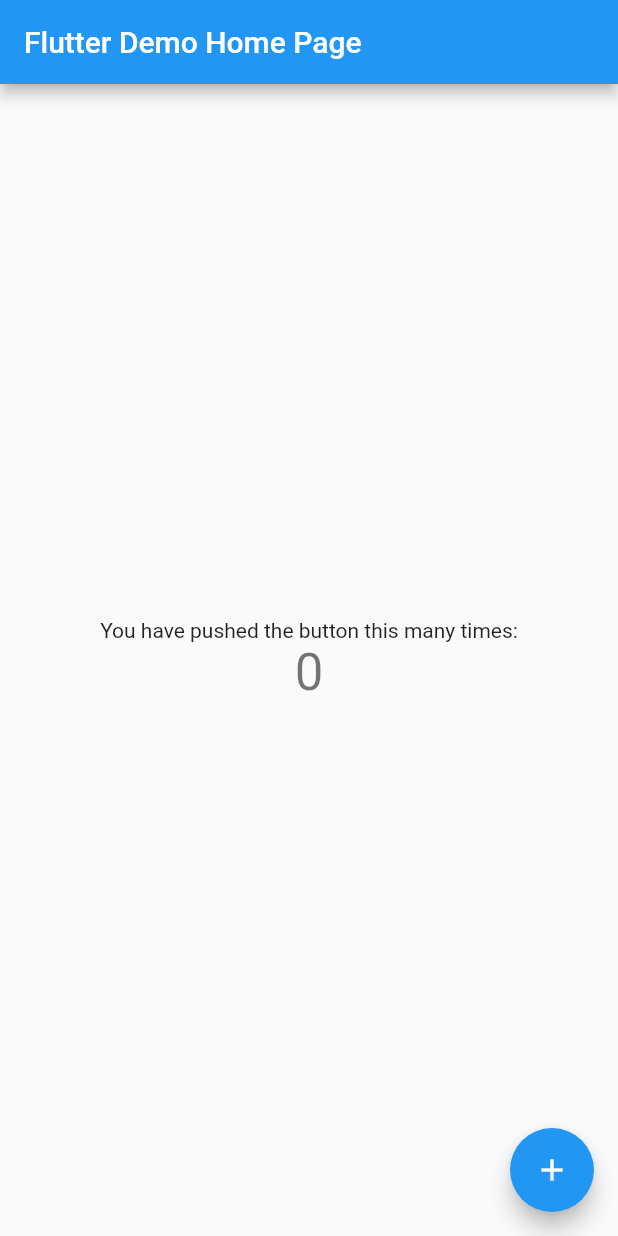
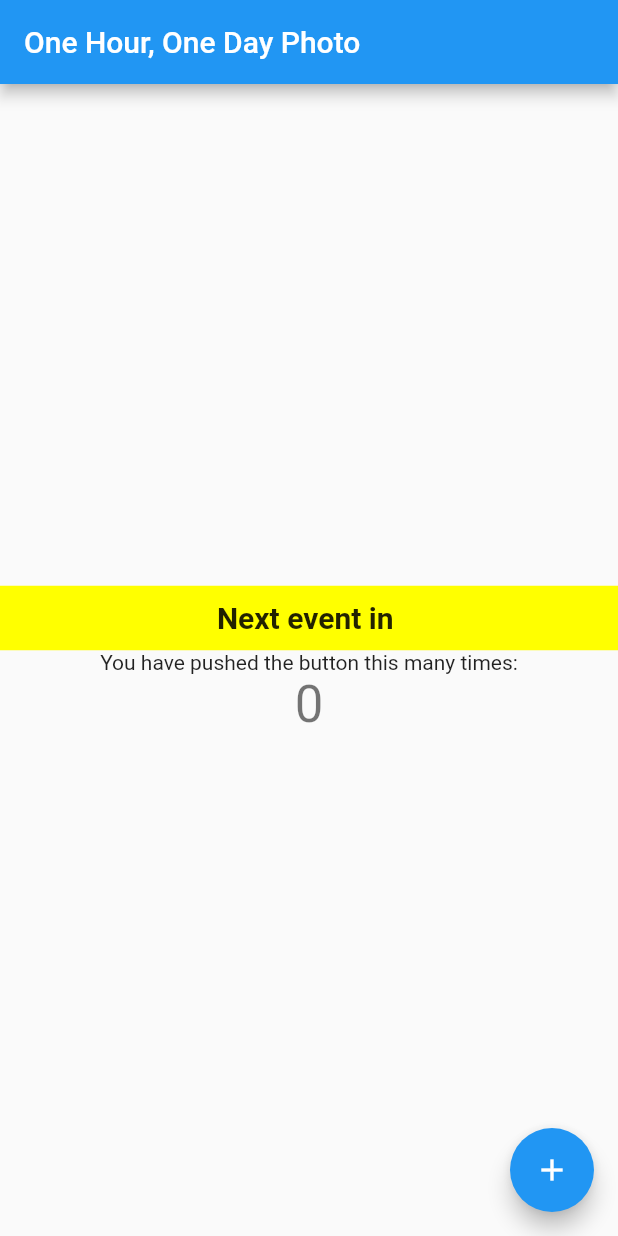
Before and after one commit to enricod/1d1h1photo-flutter, a Flutter app: the screen it shows after launch, on a phone screen of 412 x 824 dp. Run offline on Flutter 3.47's test engine with Material 2 defaults, Android fonts, the phone set to English and light mode, and no system bars.

Commit message:
inizio home page

```diff
--- a/lib/main.dart
+++ b/lib/main.dart
@@ -1,4 +1,5 @@
 import 'package:flutter/material.dart';
+import 'pages/home_page.dart';
 
 void main() => runApp(new MyApp());
 
@@ -19,91 +20,7 @@ class MyApp extends StatelessWidget {
         // counter didn't reset back to zero; the application is not restarted.
         primarySwatch: Colors.blue,
       ),
-      home: new MyHomePage(title: 'Flutter Demo Home Page'),
+      home: new MyHomePage(title: 'One Hour, One Day Photo'),
     );
   }
 }
-
-class MyHomePage extends StatefulWidget {
-  MyHomePage({Key key, this.title}) : super(key: key);
-
-  // This widget is the home page of your application. It is stateful, meaning
-  // that it has a State object (defined below) that contains fields that affect
-  // how it looks.
-
-  // This class is the configuration for the state. It holds the values (in this
-  // case the title) provided by the parent (in this case the App widget) and
-  // used by the build method of the State. Fields in a Widget subclass are
-  // always marked "final".
-
-  final String title;
-
-  @override
-  _MyHomePageState createState() => new _MyHomePageState();
-}
-
-class _MyHomePageState extends State<MyHomePage> {
-  int _counter = 0;
-
-  void _incrementCounter() {
-    setState(() {
-      // This call to setState tells the Flutter framework that something has
-      // changed in this State, which causes it to rerun the build method below
-      // so that the display can reflect the updated values. If we changed
-      // _counter without calling setState(), then the build method would not be
-      // called again, and so nothing would appear to happen.
-      _counter++;
-    });
-  }
-
-  @override
-  Widget build(BuildContext context) {
-    // This method is rerun every time setState is called, for instance as done
-    // by the _incrementCounter method above.
-    //
-    // The Flutter framework has been optimized to make rerunning build methods
-    // fast, so that you can just rebuild anything that needs updating rather
-    // than having to individually change instances of widgets.
-    return new Scaffold(
-      appBar: new AppBar(
-        // Here we take the value from the MyHomePage object that was created by
-        // the App.build method, and use it to set our appbar title.
-        title: new Text(widget.title),
-      ),
-      body: new Center(
-        // Center is a layout widget. It takes a single child and positions it
-        // in the middle of the parent.
-        child: new Column(
-          // Column is also layout widget. It takes a list of children and
-          // arranges them vertically. By default, it sizes itself to fit its
-          // children horizontally, and tries to be as tall as its parent.
-          //
-          // Invoke "debug paint" (press "p" in the console where you ran
-          // "flutter run", or select "Toggle Debug Paint" from the Flutter tool
-          // window in IntelliJ) to see the wireframe for each widget.
-          //
-          // Column has various properties to control how it sizes itself and
-          // how it positions its children. Here we use mainAxisAlignment to
-          // center the children vertically; the main axis here is the vertical
-          // axis because Columns are vertical (the cross axis would be
-          // horizontal).
-          mainAxisAlignment: MainAxisAlignment.center,
-          children: <Widget>[
-            new Text(
-              'You have pushed the button this many times:',
-            ),
-            new Text(
-              '$_counter',
-              style: Theme.of(context).textTheme.display1,
-            ),
-          ],
-        ),
-      ),
-      floatingActionButton: new FloatingActionButton(
-        onPressed: _incrementCounter,
-        tooltip: 'Increment',
-        child: new Icon(Icons.add),
-      ), // This trailing comma makes auto-formatting nicer for build methods.
-    );
-  }
-}
--- /dev/null
+++ b/lib/pages/home_page.dart
@@ -0,0 +1,88 @@
+import 'package:flutter/material.dart';
+import '../ui/next_event.dart';
+
+
+class MyHomePage extends StatefulWidget {
+  MyHomePage({Key key, this.title}) : super(key: key);
+
+  // This widget is the home page of your application. It is stateful, meaning
+  // that it has a State object (defined below) that contains fields that affect
+  // how it looks.
+
+  // This class is the configuration for the state. It holds the values (in this
+  // case the title) provided by the parent (in this case the App widget) and
+  // used by the build method of the State. Fields in a Widget subclass are
+  // always marked "final".
+
+  final String title;
+
+  @override
+  _MyHomePageState createState() => new _MyHomePageState();
+}
+
+class _MyHomePageState extends State<MyHomePage> {
+  int _counter = 0;
+
+  void _incrementCounter() {
+    setState(() {
+      // This call to setState tells the Flutter framework that something has
+      // changed in this State, which causes it to rerun the build method below
+      // so that the display can reflect the updated values. If we changed
+      // _counter without calling setState(), then the build method would not be
+      // called again, and so nothing would appear to happen.
+      _counter++;
+    });
+  }
+
+  @override
+  Widget build(BuildContext context) {
+    // This method is rerun every time setState is called, for instance as done
+    // by the _incrementCounter method above.
+    //
+    // The Flutter framework has been optimized to make rerunning build methods
+    // fast, so that you can just rebuild anything that needs updating rather
+    // than having to individually change instances of widgets.
+    return new Scaffold(
+      appBar: new AppBar(
+        // Here we take the value from the MyHomePage object that was created by
+        // the App.build method, and use it to set our appbar title.
+        title: new Text(widget.title),
+      ),
+      body: new Center(
+        // Center is a layout widget. It takes a single child and positions it
+        // in the middle of the parent.
+        child: new Column(
+          // Column is also layout widget. It takes a list of children and
+          // arranges them vertically. By default, it sizes itself to fit its
+          // children horizontally, and tries to be as tall as its parent.
+          //
+          // Invoke "debug paint" (press "p" in the console where you ran
+          // "flutter run", or select "Toggle Debug Paint" from the Flutter tool
+          // window in IntelliJ) to see the wireframe for each widget.
+          //
+          // Column has various properties to control how it sizes itself and
+          // how it positions its children. Here we use mainAxisAlignment to
+          // center the children vertically; the main axis here is the vertical
+          // axis because Columns are vertical (the cross axis would be
+          // horizontal).
+          mainAxisAlignment: MainAxisAlignment.center,
+          children: <Widget>[
+            new NextEvent(),
+            new Text(
+              'You have pushed the button this many times:',
+            ),
+            new Text(
+              '$_counter',
+              style: Theme.of(context).textTheme.display1,
+            ),
+          ],
+        ),
+      ),
+      floatingActionButton: new FloatingActionButton(
+        onPressed: _incrementCounter,
+        tooltip: 'Increment',
+        child: new Icon(Icons.add),
+      ), // This trailing comma makes auto-formatting nicer for build methods.
+    );
+  }
+}
--- /dev/null
+++ b/lib/ui/next_event.dart
@@ -0,0 +1,33 @@
+import 'package:flutter/material.dart';
+
+class NextEvent extends StatefulWidget {
+  @override
+  State createState() => new NextEventState();
+}
+
+
+class NextEventState extends State<NextEvent> {
+
+  @override
+  void initState() {
+    super.initState();
+  }
+
+  @override
+  Widget build(BuildContext context) {
+    return new Material(
+      color: Colors.yellowAccent,
+      child:  new Padding(
+        padding: new EdgeInsets.all(10.0),
+        child: new Center(
+          child: new Text("Next event in ",
+          style: new TextStyle(
+            fontSize: 20.0,
+            fontWeight: FontWeight.bold
+          ),
+          )
+        )
+      )
+    );
+  }
+}
```
